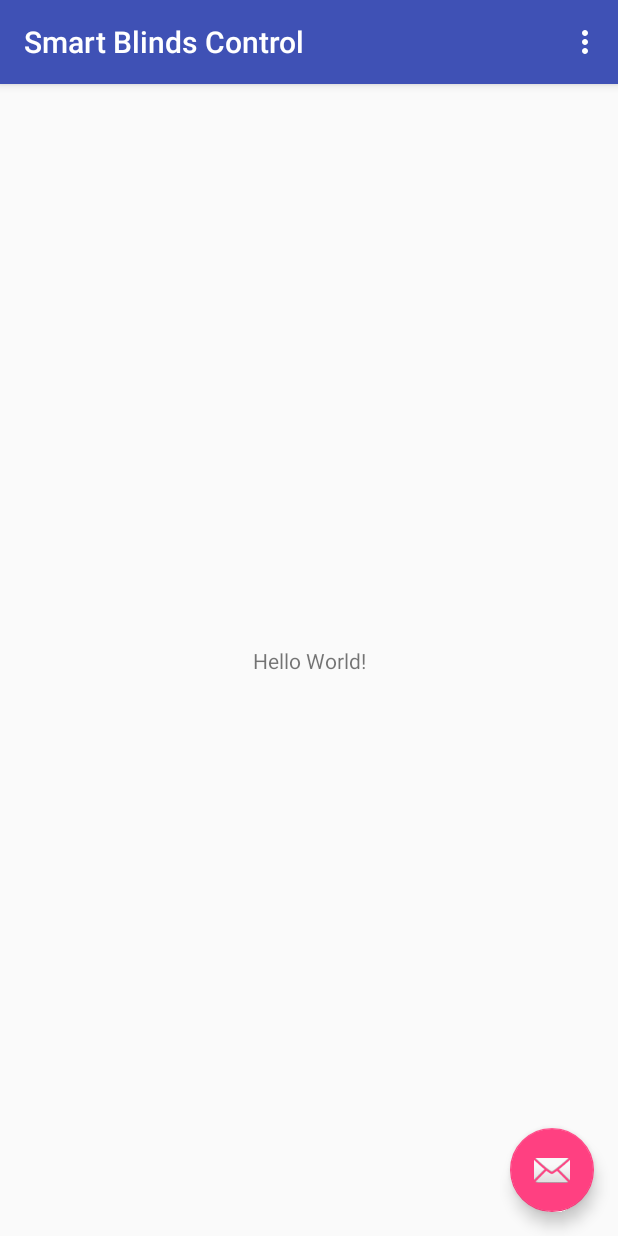
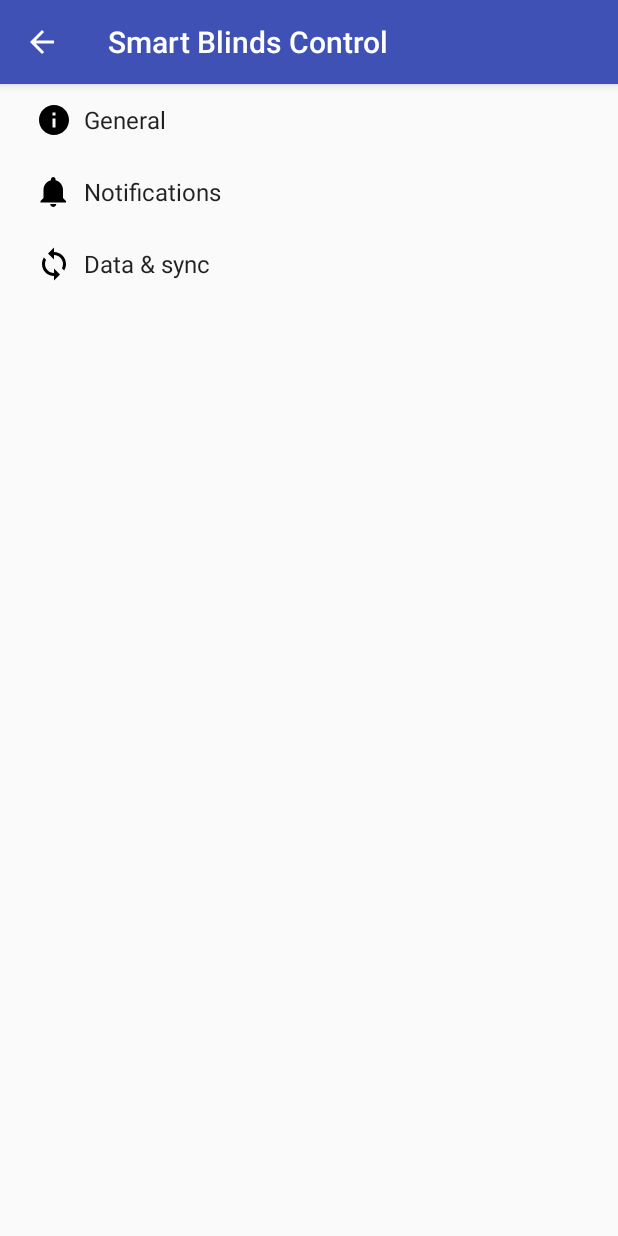
Before and after one commit to f-jiang/smart-blinds, an Android app: the screen it shows after launch (MainActivity before the commit, SmartBlindsControlActivity after it), on a phone screen of 412 x 824 dp. Run offline under Robolectric (Android 15) with nearby library versions, the phone set to English and light mode, and no system bars.

Commit message:
app: update boilerplate

```diff
--- a/app/app/src/main/java/com/github/f_jiang/smartblindscontrol/MainActivity.java
+++ /dev/null
@@ -1,52 +0,0 @@
-package com.github.f_jiang.smartblindscontrol;
-
-import android.os.Bundle;
-import android.support.design.widget.FloatingActionButton;
-import android.support.design.widget.Snackbar;
-import android.support.v7.app.AppCompatActivity;
-import android.support.v7.widget.Toolbar;
-import android.view.View;
-import android.view.Menu;
-import android.view.MenuItem;
-
-public class MainActivity extends AppCompatActivity {
-
-    @Override
-    protected void onCreate(Bundle savedInstanceState) {
-        super.onCreate(savedInstanceState);
-        setContentView(R.layout.activity_main);
-        Toolbar toolbar = (Toolbar) findViewById(R.id.toolbar);
-        setSupportActionBar(toolbar);
-
-        FloatingActionButton fab = (FloatingActionButton) findViewById(R.id.fab);
-        fab.setOnClickListener(new View.OnClickListener() {
-            @Override
-            public void onClick(View view) {
-                Snackbar.make(view, "Replace with your own action", Snackbar.LENGTH_LONG)
-                        .setAction("Action", null).show();
-            }
-        });
-    }
-
-    @Override
-    public boolean onCreateOptionsMenu(Menu menu) {
-        // Inflate the menu; this adds items to the action bar if it is present.
-        getMenuInflater().inflate(R.menu.menu_main, menu);
-        return true;
-    }
-
-    @Override
-    public boolean onOptionsItemSelected(MenuItem item) {
-        // Handle action bar item clicks here. The action bar will
-        // automatically handle clicks on the Home/Up button, so long
-        // as you specify a parent activity in AndroidManifest.xml.
-        int id = item.getItemId();
-
-        //noinspection SimplifiableIfStatement
-        if (id == R.id.action_settings) {
-            return true;
-        }
-
-        return super.onOptionsItemSelected(item);
-    }
-}
--- /dev/null
+++ b/app/app/src/main/java/smartblindscontrol/f_jiang/github/com/smartblindscontrol/AppCompatPreferenceActivity.java
@@ -0,0 +1,109 @@
+package smartblindscontrol.f_jiang.github.com.smartblindscontrol;
+
+import android.content.res.Configuration;
+import android.os.Bundle;
+import android.preference.PreferenceActivity;
+import android.support.annotation.LayoutRes;
+import android.support.annotation.Nullable;
+import android.support.v7.app.ActionBar;
+import android.support.v7.app.AppCompatDelegate;
+import android.support.v7.widget.Toolbar;
+import android.view.MenuInflater;
+import android.view.View;
+import android.view.ViewGroup;
+
+/**
+ * A {@link android.preference.PreferenceActivity} which implements and proxies the necessary calls
+ * to be used with AppCompat.
+ */
+public abstract class AppCompatPreferenceActivity extends PreferenceActivity {
+
+    private AppCompatDelegate mDelegate;
+
+    @Override
+    protected void onCreate(Bundle savedInstanceState) {
+        getDelegate().installViewFactory();
+        getDelegate().onCreate(savedInstanceState);
+        super.onCreate(savedInstanceState);
+    }
+
+    @Override
+    protected void onPostCreate(Bundle savedInstanceState) {
+        super.onPostCreate(savedInstanceState);
+        getDelegate().onPostCreate(savedInstanceState);
+    }
+
+    public ActionBar getSupportActionBar() {
+        return getDelegate().getSupportActionBar();
+    }
+
+    public void setSupportActionBar(@Nullable Toolbar toolbar) {
+        getDelegate().setSupportActionBar(toolbar);
+    }
+
+    @Override
+    public MenuInflater getMenuInflater() {
+        return getDelegate().getMenuInflater();
+    }
+
+    @Override
+    public void setContentView(@LayoutRes int layoutResID) {
+        getDelegate().setContentView(layoutResID);
+    }
+
+    @Override
+    public void setContentView(View view) {
+        getDelegate().setContentView(view);
+    }
+
+    @Override
+    public void setContentView(View view, ViewGroup.LayoutParams params) {
+        getDelegate().setContentView(view, params);
+    }
+
+    @Override
+    public void addContentView(View view, ViewGroup.LayoutParams params) {
+        getDelegate().addContentView(view, params);
+    }
+
+    @Override
+    protected void onPostResume() {
+        super.onPostResume();
+        getDelegate().onPostResume();
+    }
+
+    @Override
+    protected void onTitleChanged(CharSequence title, int color) {
+        super.onTitleChanged(title, color);
+        getDelegate().setTitle(title);
+    }
+
+    @Override
+    public void onConfigurationChanged(Configuration newConfig) {
+        super.onConfigurationChanged(newConfig);
+        getDelegate().onConfigurationChanged(newConfig);
+    }
+
+    @Override
+    protected void onStop() {
+        super.onStop();
+        getDelegate().onStop();
+    }
+
+    @Override
+    protected void onDestroy() {
+        super.onDestroy();
+        getDelegate().onDestroy();
+    }
+
+    public void invalidateOptionsMenu() {
+        getDelegate().invalidateOptionsMenu();
+    }
+
+    private AppCompatDelegate getDelegate() {
+        if (mDelegate == null) {
+            mDelegate = AppCompatDelegate.create(this, null);
+        }
+        return mDelegate;
+    }
+}
--- /dev/null
+++ b/app/app/src/main/res/drawable/ic_info_black_24dp.xml
@@ -0,0 +1,9 @@
+<vector xmlns:android="http://schemas.android.com/apk/res/android"
+    android:width="24dp"
+    android:height="24dp"
+    android:viewportHeight="24.0"
+    android:viewportWidth="24.0">
+    <path
+        android:fillColor="#FF000000"
+        android:pathData="M12,2C6.48,2 2,6.48 2,12s4.48,10 10,10 10,-4.48 10,-10S17.52,2 12,2zm1,15h-2v-6h2v6zm0,-8h-2V7h2v2z" />
+</vector>
--- /dev/null
+++ b/app/app/src/main/res/drawable/ic_notifications_black_24dp.xml
@@ -0,0 +1,9 @@
+<vector xmlns:android="http://schemas.android.com/apk/res/android"
+    android:width="24dp"
+    android:height="24dp"
+    android:viewportHeight="24.0"
+    android:viewportWidth="24.0">
+    <path
+        android:fillColor="#FF000000"
+        android:pathData="M11.5,22c1.1,0 2,-0.9 2,-2h-4c0,1.1 0.9,2 2,2zm6.5,-6v-5.5c0,-3.07 -2.13,-5.64 -5,-6.32V3.5c0,-0.83 -0.67,-1.5 -1.5,-1.5S10,2.67 10,3.5v0.68c-2.87,0.68 -5,3.25 -5,6.32V16l-2,2v1h17v-1l-2,-2z" />
+</vector>
--- /dev/null
+++ b/app/app/src/main/res/drawable/ic_sync_black_24dp.xml
@@ -0,0 +1,9 @@
+<vector xmlns:android="http://schemas.android.com/apk/res/android"
+    android:width="24dp"
+    android:height="24dp"
+    android:viewportHeight="24.0"
+    android:viewportWidth="24.0">
+    <path
+        android:fillColor="#FF000000"
+        android:pathData="M12 4V1L8 5l4 4V6c3.31 0 6 2.69 6 6 0 1.01,-.25 1.97,-.7 2.8l1.46 1.46C19.54 15.03 20 13.57 20 12c0,-4.42,-3.58,-8,-8,-8zm0 14c-3.31 0,-6,-2.69,-6,-6 0,-1.01.25,-1.97.7,-2.8L5.24 7.74C4.46 8.97 4 10.43 4 12c0 4.42 3.58 8 8 8v3l4,-4,-4,-4v3z" />
+</vector>
--- a/app/app/src/main/res/layout/activity_main.xml
+++ /dev/null
@@ -1,33 +0,0 @@
-<?xml version="1.0" encoding="utf-8"?>
-<android.support.design.widget.CoordinatorLayout xmlns:android="http://schemas.android.com/apk/res/android"
-    xmlns:app="http://schemas.android.com/apk/res-auto"
-    xmlns:tools="http://schemas.android.com/tools"
-    android:layout_width="match_parent"
-    android:layout_height="match_parent"
-    tools:context="com.github.f_jiang.smartblindscontrol.MainActivity">
-
-    <android.support.design.widget.AppBarLayout
-        android:layout_width="match_parent"
-        android:layout_height="wrap_content"
-        android:theme="@style/AppTheme.AppBarOverlay">
-
-        <android.support.v7.widget.Toolbar
-            android:id="@+id/toolbar"
-            android:layout_width="match_parent"
-            android:layout_height="?attr/actionBarSize"
-            android:background="?attr/colorPrimary"
-            app:popupTheme="@style/AppTheme.PopupOverlay" />
-
-    </android.support.design.widget.AppBarLayout>
-
-    <include layout="@layout/content_main" />
-
-    <android.support.design.widget.FloatingActionButton
-        android:id="@+id/fab"
-        android:layout_width="wrap_content"
-        android:layout_height="wrap_content"
-        android:layout_gravity="bottom|end"
-        android:layout_margin="@dimen/fab_margin"
-        app:srcCompat="@android:drawable/ic_dialog_email" />
-
-</android.support.design.widget.CoordinatorLayout>
--- a/app/app/src/main/res/layout/content_main.xml
+++ /dev/null
@@ -1,20 +0,0 @@
-<?xml version="1.0" encoding="utf-8"?>
-<android.support.constraint.ConstraintLayout xmlns:android="http://schemas.android.com/apk/res/android"
-    xmlns:app="http://schemas.android.com/apk/res-auto"
-    xmlns:tools="http://schemas.android.com/tools"
-    android:layout_width="match_parent"
-    android:layout_height="match_parent"
-    app:layout_behavior="@string/appbar_scrolling_view_behavior"
-    tools:context="com.github.f_jiang.smartblindscontrol.MainActivity"
-    tools:showIn="@layout/activity_main">
-
-    <TextView
-        android:layout_width="wrap_content"
-        android:layout_height="wrap_content"
-        android:text="Hello World!"
-        app:layout_constraintBottom_toBottomOf="parent"
-        app:layout_constraintLeft_toLeftOf="parent"
-        app:layout_constraintRight_toRightOf="parent"
-        app:layout_constraintTop_toTopOf="parent" />
-
-</android.support.constraint.ConstraintLayout>
--- a/app/app/src/main/res/menu/menu_main.xml
+++ /dev/null
@@ -1,10 +0,0 @@
-<menu xmlns:android="http://schemas.android.com/apk/res/android"
-    xmlns:app="http://schemas.android.com/apk/res-auto"
-    xmlns:tools="http://schemas.android.com/tools"
-    tools:context="com.github.f_jiang.smartblindscontrol.MainActivity">
-    <item
-        android:id="@+id/action_settings"
-        android:orderInCategory="100"
-        android:title="@string/action_settings"
-        app:showAsAction="never" />
-</menu>
--- a/app/app/src/main/res/values/dimens.xml
+++ /dev/null
@@ -1,3 +0,0 @@
-<resources>
-    <dimen name="fab_margin">16dp</dimen>
-</resources>
--- a/app/app/src/main/res/values/strings.xml
+++ b/app/app/src/main/res/values/strings.xml
@@ -1,4 +1,75 @@
 <resources>
     <string name="app_name">Smart Blinds Control</string>
-    <string name="action_settings">Settings</string>
+
+    <!-- Strings related to Settings -->
+
+    <!-- Example General settings -->
+    <string name="pref_header_general">General</string>
+
+    <string name="pref_title_social_recommendations">Enable social recommendations</string>
+    <string name="pref_description_social_recommendations">Recommendations for people to contact
+        based on your message history
+    </string>
+
+    <string name="pref_title_display_name">Display name</string>
+    <string name="pref_default_display_name">John Smith</string>
+
+    <string name="pref_title_add_friends_to_messages">Add friends to messages</string>
+    <string-array name="pref_example_list_titles">
+        <item>Always</item>
+        <item>When possible</item>
+        <item>Never</item>
+    </string-array>
+    <string-array name="pref_example_list_values">
+        <item>1</item>
+        <item>0</item>
+        <item>-1</item>
+    </string-array>
+
+    <!-- Example settings for Data & Sync -->
+    <string name="pref_header_data_sync">Data &amp; sync</string>
+
+    <string name="pref_title_sync_frequency">Sync frequency</string>
+    <string-array name="pref_sync_frequency_titles">
+        <item>15 minutes</item>
+        <item>30 minutes</item>
+        <item>1 hour</item>
+        <item>3 hours</item>
+        <item>6 hours</item>
+        <item>Never</item>
+    </string-array>
+    <string-array name="pref_sync_frequency_values">
+        <item>15</item>
+        <item>30</item>
+        <item>60</item>
+        <item>180</item>
+        <item>360</item>
+        <item>-1</item>
+    </string-array>
+
+    <string-array name="list_preference_entries">
+        <item>Entry 1</item>
+        <item>Entry 2</item>
+        <item>Entry 3</item>
+    </string-array>
+
+    <string-array name="list_preference_entry_values">
+        <item>1</item>
+        <item>2</item>
+        <item>3</item>
+    </string-array>
+
+    <string-array name="multi_select_list_preference_default_value" />
+
+    <string name="pref_title_system_sync_settings">System sync settings</string>
+
+    <!-- Example settings for Notifications -->
+    <string name="pref_header_notifications">Notifications</string>
+
+    <string name="pref_title_new_message_notifications">New message notifications</string>
+
+    <string name="pref_title_ringtone">Ringtone</string>
+    <string name="pref_ringtone_silent">Silent</string>
+
+    <string name="pref_title_vibrate">Vibrate</string>
 </resources>
--- a/app/app/src/main/res/values/styles.xml
+++ b/app/app/src/main/res/values/styles.xml
@@ -8,13 +8,4 @@
         <item name="colorAccent">@color/colorAccent</item>
     </style>
 
-    <style name="AppTheme.NoActionBar">
-        <item name="windowActionBar">false</item>
-        <item name="windowNoTitle">true</item>
-    </style>
-
-    <style name="AppTheme.AppBarOverlay" parent="ThemeOverlay.AppCompat.Dark.ActionBar" />
-
-    <style name="AppTheme.PopupOverlay" parent="ThemeOverlay.AppCompat.Light" />
-
 </resources>
--- /dev/null
+++ b/app/app/src/main/res/xml/pref_data_sync.xml
@@ -0,0 +1,21 @@
+<PreferenceScreen xmlns:android="http://schemas.android.com/apk/res/android">
+
+    <!-- NOTE: Hide buttons to simplify the UI. Users can touch outside the dialog to
+         dismiss it. -->
+    <!-- NOTE: ListPreference's summary should be set to its value by the activity code. -->
+    <ListPreference
+        android:defaultValue="180"
+        android:entries="@array/pref_sync_frequency_titles"
+        android:entryValues="@array/pref_sync_frequency_values"
+        android:key="sync_frequency"
+        android:negativeButtonText="@null"
+        android:positiveButtonText="@null"
+        android:title="@string/pref_title_sync_frequency" />
+
+    <!-- This preference simply launches an intent when selected. Use this UI sparingly, per
+         design guidelines. -->
+    <Preference android:title="@string/pref_title_system_sync_settings">
+        <intent android:action="android.settings.SYNC_SETTINGS" />
+    </Preference>
+
+</PreferenceScreen>
--- /dev/null
+++ b/app/app/src/main/res/xml/pref_general.xml
@@ -0,0 +1,33 @@
+<PreferenceScreen xmlns:android="http://schemas.android.com/apk/res/android">
+
+    <SwitchPreference
+        android:defaultValue="true"
+        android:key="example_switch"
+        android:summary="@string/pref_description_social_recommendations"
+        android:title="@string/pref_title_social_recommendations" />
+
+    <!-- NOTE: EditTextPreference accepts EditText attributes. -->
+    <!-- NOTE: EditTextPreference's summary should be set to its value by the activity code. -->
+    <EditTextPreference
+        android:capitalize="words"
+        android:defaultValue="@string/pref_default_display_name"
+        android:inputType="textCapWords"
+        android:key="example_text"
+        android:maxLines="1"
+        android:selectAllOnFocus="true"
+        android:singleLine="true"
+        android:title="@string/pref_title_display_name" />
+
+    <!-- NOTE: Hide buttons to simplify the UI. Users can touch outside the dialog to
+         dismiss it. -->
+    <!-- NOTE: ListPreference's summary should be set to its value by the activity code. -->
+    <ListPreference
+        android:defaultValue="-1"
+        android:entries="@array/pref_example_list_titles"
+        android:entryValues="@array/pref_example_list_values"
+        android:key="example_list"
+        android:negativeButtonText="@null"
+        android:positiveButtonText="@null"
+        android:title="@string/pref_title_add_friends_to_messages" />
+
+</PreferenceScreen>
--- /dev/null
+++ b/app/app/src/main/res/xml/pref_headers.xml
@@ -0,0 +1,20 @@
+<preference-headers xmlns:android="http://schemas.android.com/apk/res/android">
+
+    <!-- These settings headers are only used on tablets. -->
+
+    <header
+        android:fragment="smartblindscontrol.f_jiang.github.com.smartblindscontrol.SmartBlindsControlActivity$GeneralPreferenceFragment"
+        android:icon="@drawable/ic_info_black_24dp"
+        android:title="@string/pref_header_general" />
+
+    <header
+        android:fragment="smartblindscontrol.f_jiang.github.com.smartblindscontrol.SmartBlindsControlActivity$NotificationPreferenceFragment"
+        android:icon="@drawable/ic_notifications_black_24dp"
+        android:title="@string/pref_header_notifications" />
+
+    <header
+        android:fragment="smartblindscontrol.f_jiang.github.com.smartblindscontrol.SmartBlindsControlActivity$DataSyncPreferenceFragment"
+        android:icon="@drawable/ic_sync_black_24dp"
+        android:title="@string/pref_header_data_sync" />
+
+</preference-headers>
--- /dev/null
+++ b/app/app/src/main/res/xml/pref_notification.xml
@@ -0,0 +1,27 @@
+<PreferenceScreen xmlns:android="http://schemas.android.com/apk/res/android">
+
+    <!-- A 'parent' preference, which enables/disables child preferences (below)
+         when checked/unchecked. -->
+    <SwitchPreference
+        android:defaultValue="true"
+        android:key="notifications_new_message"
+        android:title="@string/pref_title_new_message_notifications" />
+
+    <!-- Allows the user to choose a ringtone in the 'notification' category. -->
+    <!-- NOTE: This preference will be enabled only when the checkbox above is checked. -->
+    <!-- NOTE: RingtonePreference's summary should be set to its value by the activity code. -->
+    <RingtonePreference
+        android:defaultValue="content://settings/system/notification_sound"
+        android:dependency="notifications_new_message"
+        android:key="notifications_new_message_ringtone"
+        android:ringtoneType="notification"
+        android:title="@string/pref_title_ringtone" />
+
+    <!-- NOTE: This preference will be enabled only when the checkbox above is checked. -->
+    <SwitchPreference
+        android:defaultValue="true"
+        android:dependency="notifications_new_message"
+        android:key="notifications_new_message_vibrate"
+        android:title="@string/pref_title_vibrate" />
+
+</PreferenceScreen>
```
Also changed, not shown: app/app/build.gradle (+3 -4 lines), app/app/src/main/AndroidManifest.xml (+3 -4 lines), app/app/src/main/java/smartblindscontrol/f_jiang/github/com/smartblindscontrol/SmartBlindsControlActivity.java (added, +254 -0 lines), app/gradle/wrapper/gradle-wrapper.properties, 4 other files.
